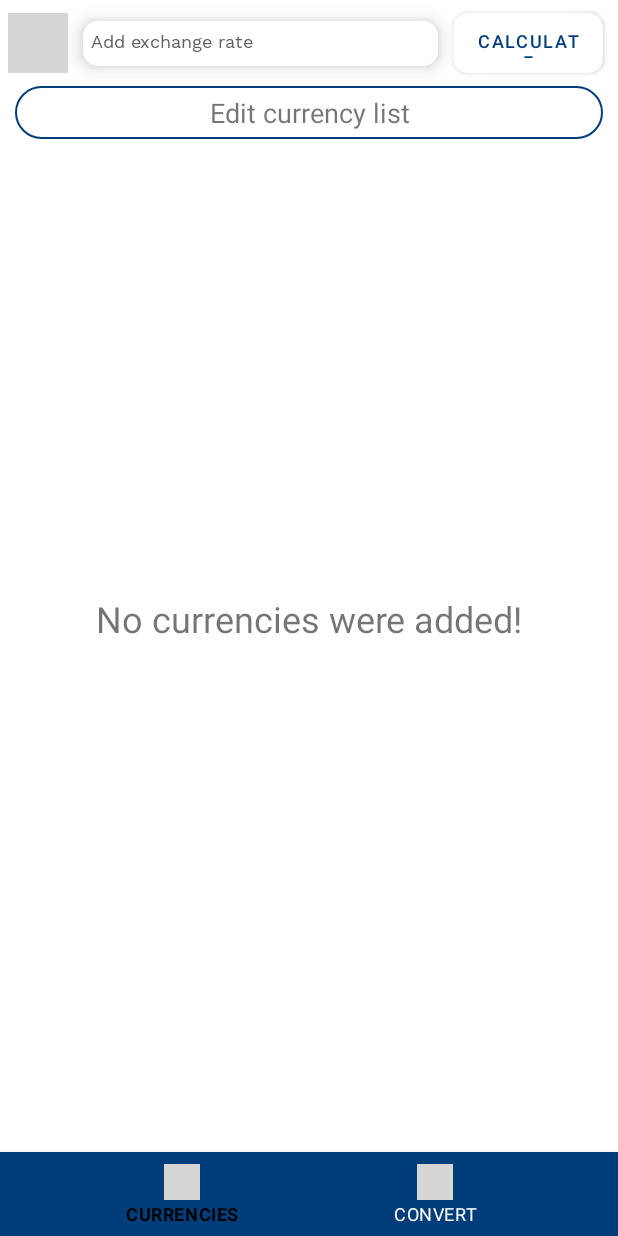
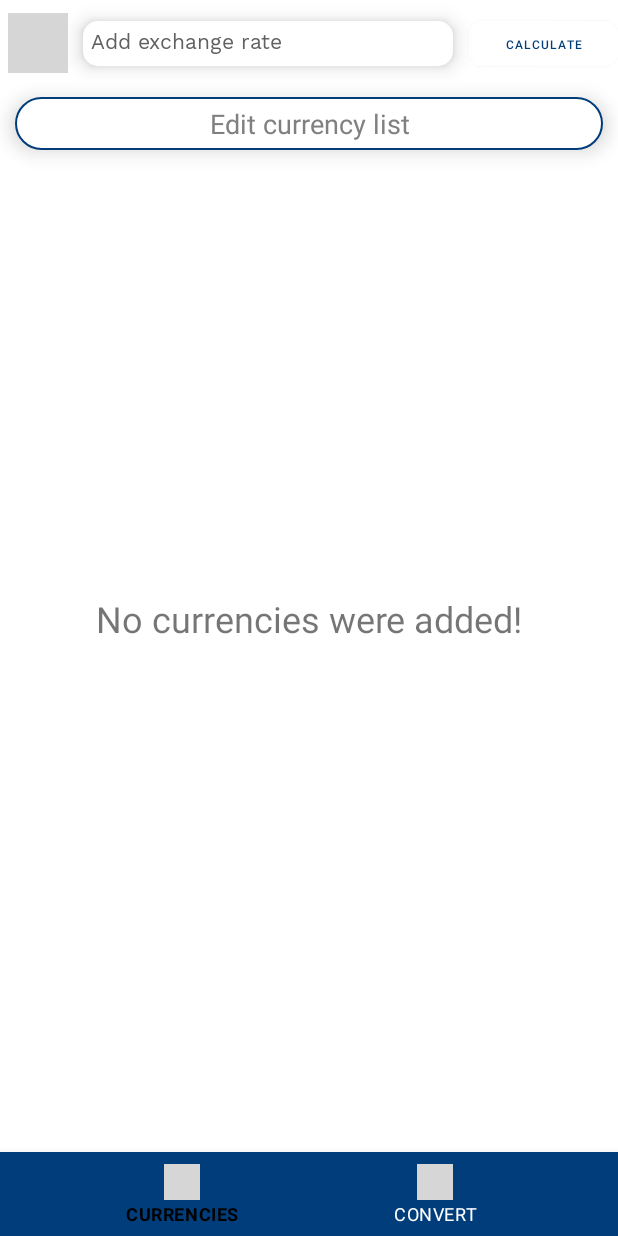
Before and after one commit to Maarchosias/Currentcy, an Android app: the screen it shows after launch (MainActivity), on a phone screen of 412 x 824 dp. Run offline under Robolectric (Android 15) with nearby library versions, the phone set to English and light mode, and no system bars; our stand-ins replace Volley, data binding, navigation-ui; libraries missing offline, so code that uses them is left out: com.orhanobut.hawk; 6 statements that could not run were skipped; grey boxes are pictures that could not be loaded.

Commit message:
Edit list bug fix

```diff
--- a/Currentcy/app/src/main/java/com/example/currentcy/currency/CurrencyViewModel.kt
+++ b/Currentcy/app/src/main/java/com/example/currentcy/currency/CurrencyViewModel.kt
@@ -50,10 +50,7 @@ class CurrencyViewModel(application: Application) : AndroidViewModel(application
     }
 
     fun fetchCurrencies(sentCurrencyList: String) {
-        //var symbolList: String = populateList()
-        //fetchNewList()
 
-//        localCurrencyList = Hawk.get("CURRENCY_LIST_KEY", "")
         localCurrencyList = sentCurrencyList
 
 
@@ -105,6 +102,9 @@ class CurrencyViewModel(application: Application) : AndroidViewModel(application
                 requestQueue.add(jsonObjectRequest)
                 // TO DO ERROR CASE
             }
+        } else {
+            //Hawk.put("TEST_KEY", "")
+            Hawk.delete("TEST_KEY");
         }
     }
 
--- a/Currentcy/app/src/main/java/com/example/currentcy/currency/currency_list/CurrencyListActivity.kt
+++ b/Currentcy/app/src/main/java/com/example/currentcy/currency/currency_list/CurrencyListActivity.kt
@@ -131,6 +131,10 @@ class CurrencyListActivity : AppCompatActivity(), CurrencyAdapterChecker {
                     }
                 }
                 counter++
+            } else {
+                val tmpCurrency = CurrencyListStorage(element.currencyId, "", element.currencyName, false)
+                currencyListStorage!!.set(counter, tmpCurrency)
+                counter++
             }
         }
 
--- a/Currentcy/app/src/main/res/drawable/edit_currency_button_style.xml
+++ b/Currentcy/app/src/main/res/drawable/edit_currency_button_style.xml
@@ -3,7 +3,7 @@
 
     <stroke android:width="1.5dp"
         android:color="#003D7A" />
-
+    <solid android:color="@color/white"/>
     <corners android:radius="25dp"/>
 
 </shape>
--- a/Currentcy/app/src/main/res/layout/activity_main.xml
+++ b/Currentcy/app/src/main/res/layout/activity_main.xml
@@ -12,7 +12,7 @@
         android:layout_width="match_parent"
         android:layout_height="0dp"
         app:defaultNavHost="true"
-        app:layout_constraintBottom_toTopOf="@+id/bottom_navigation_menu"
+        app:layout_constraintBottom_toTopOf="@id/bottom_navigation_menu"
         app:layout_constraintEnd_toEndOf="parent"
         app:layout_constraintStart_toStartOf="parent"
         app:layout_constraintTop_toTopOf="parent"
--- a/Currentcy/app/src/main/res/layout/fragment_currency.xml
+++ b/Currentcy/app/src/main/res/layout/fragment_currency.xml
@@ -11,9 +11,11 @@
 
     <androidx.constraintlayout.widget.ConstraintLayout
         android:layout_width="match_parent"
-        android:layout_height="match_parent">
+        android:layout_height="match_parent"
+        android:background="@color/white">
 
-        <TextView
+        <ImageView
+            android:id="@+id/imageView2"
             android:layout_width="match_parent"
             android:layout_height="0dp"
             android:background="@color/white"
@@ -32,6 +34,9 @@
             android:background="@drawable/calculate_button_style"
             android:src="@mipmap/ic_eu"
             app:layout_constraintBottom_toTopOf="@+id/guideline_horizontal"
+            app:layout_constraintEnd_toStartOf="@+id/currency_input"
+            app:layout_constraintHorizontal_bias="0.5"
+            app:layout_constraintStart_toEndOf="@+id/imageView2"
             app:layout_constraintStart_toStartOf="parent"
             app:layout_constraintTop_toTopOf="parent" />
 
@@ -46,29 +51,33 @@
             android:fontFamily="@font/work_sans"
             android:gravity="center|start"
             android:hint="@string/add_exchange_rate"
+            android:inputType="number"
             android:paddingStart="5dp"
             android:singleLine="true"
             android:textColor="#404040"
             android:textColorHint="#606060"
-            android:textSize="12sp"
+            android:textSize="14sp"
             app:layout_constraintBottom_toTopOf="@+id/guideline_horizontal"
-            app:layout_constraintEnd_toStartOf="@id/currency_button"
-            app:layout_constraintStart_toEndOf="@id/currency_main"
+            app:layout_constraintEnd_toStartOf="@+id/currency_button"
+            app:layout_constraintHorizontal_bias="0.5"
+            app:layout_constraintStart_toEndOf="@+id/currency_main"
             app:layout_constraintTop_toTopOf="parent" />
 
         <Button
             android:id="@+id/currency_button"
             android:layout_width="100dp"
-            android:layout_height="40dp"
-            android:layout_marginEnd="10dp"
+            android:layout_height="30dp"
             android:background="@drawable/calculate_button_style"
             android:elevation="8dp"
+            android:gravity="center"
             android:onClick="@{() -> currencyViewModel.onCalculate()}"
             android:text="Calculate"
             android:textColor="#003D7A"
-            android:textSize="12sp"
+            android:textSize="8sp"
             app:layout_constraintBottom_toTopOf="@+id/guideline_horizontal"
             app:layout_constraintEnd_toEndOf="parent"
+            app:layout_constraintHorizontal_bias="0.5"
+            app:layout_constraintStart_toEndOf="@+id/currency_input"
             app:layout_constraintTop_toTopOf="parent" />
 
         <androidx.constraintlayout.widget.Guideline
@@ -83,14 +92,17 @@
             android:layout_width="match_parent"
             android:layout_height="wrap_content"
             android:layout_marginStart="10dp"
+            android:layout_marginTop="7.5dp"
             android:layout_marginEnd="10dp"
+            android:background="@drawable/edit_currency_button_style"
+            android:elevation="8dp"
             android:gravity="center"
             android:onClick="@{() -> currencyViewModel.onEditList()}"
-            android:textSize="18sp"
             android:paddingTop="5dp"
             android:paddingBottom="5dp"
-            android:background="@drawable/edit_currency_button_style"
             android:text="@string/edit_currency_list"
+            android:textColor="@color/grey"
+            android:textSize="18sp"
             app:layout_constraintEnd_toEndOf="parent"
             app:layout_constraintStart_toStartOf="parent"
             app:layout_constraintTop_toBottomOf="@+id/guideline_horizontal" />
@@ -99,6 +111,7 @@
             android:id="@+id/currency_list"
             android:layout_width="match_parent"
             android:layout_height="0dp"
+            android:layout_marginTop="7.5dp"
             android:elevation="124dp"
             android:orientation="vertical"
             app:layoutManager="androidx.recyclerview.widget.LinearLayoutManager"
@@ -111,14 +124,16 @@
             android:id="@+id/emptyList"
             android:layout_width="match_parent"
             android:layout_height="0dp"
+            android:gravity="center"
             android:text="No currencies were added!"
             android:textSize="24sp"
-            android:gravity="center"
             android:visibility="visible"
+            app:layout_constraintBottom_toBottomOf="parent"
+            app:layout_constraintEnd_toEndOf="parent"
+            app:layout_constraintHorizontal_bias="0.0"
             app:layout_constraintStart_toStartOf="parent"
             app:layout_constraintTop_toBottomOf="@id/guideline_horizontal"
-            app:layout_constraintEnd_toEndOf="parent"
-            app:layout_constraintBottom_toBottomOf="parent"/>
+            app:layout_constraintVertical_bias="0.0" />
 
         <!--        <androidx.drawerlayout.widget.DrawerLayout-->
         <!--            android:layout_width="match_parent"-->
--- a/Currentcy/app/src/main/res/values-night/themes.xml
+++ b/Currentcy/app/src/main/res/values-night/themes.xml
@@ -3,13 +3,13 @@
 
     <style name="Theme.Currentcy" parent="Theme.MaterialComponents.DayNight.DarkActionBar">
         <!-- Primary brand color. -->
-        <item name="colorPrimary">#000000</item>
+        <item name="colorPrimary">#FFFFFF</item>
         <item name="colorPrimaryVariant">#003D7A</item>
         <item name="colorOnPrimary">#003D7A</item>
         <!-- Secondary brand color. -->
         <item name="colorSecondary">@color/teal_200</item>
         <item name="colorSecondaryVariant">@color/teal_200</item>
-        <item name="colorOnSecondary">#000000</item>
+        <item name="colorOnSecondary">#FFFFFF</item>
         <!-- Status bar color. -->
         <item name="android:statusBarColor" tools:targetApi="l">?attr/colorPrimaryVariant</item>
 
--- a/Currentcy/app/src/main/res/values/colors.xml
+++ b/Currentcy/app/src/main/res/values/colors.xml
@@ -6,6 +6,7 @@
     <color name="teal_200">#FF03DAC5</color>
     <color name="teal_700">#FF018786</color>
     <color name="black">#FF000000</color>
+    <color name="grey">#808080</color>
     <color name="white">#FFFFFFFF</color>
 
     <color name="bottomNavMenuBackgroundColor">#003D7A</color>
```
